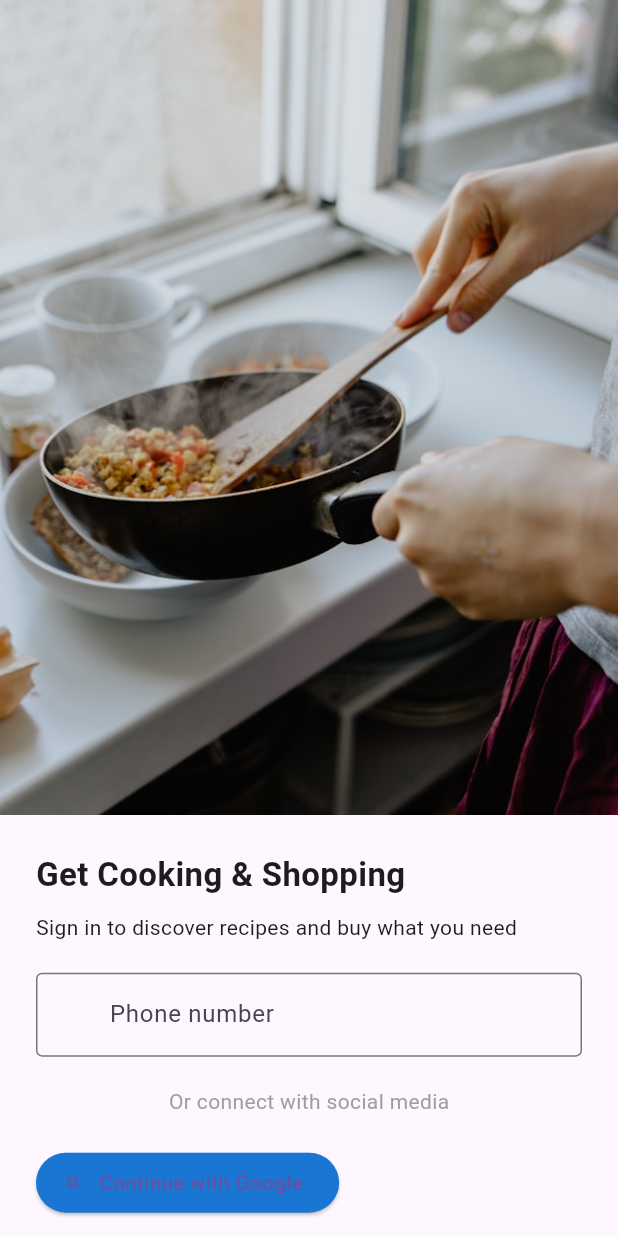
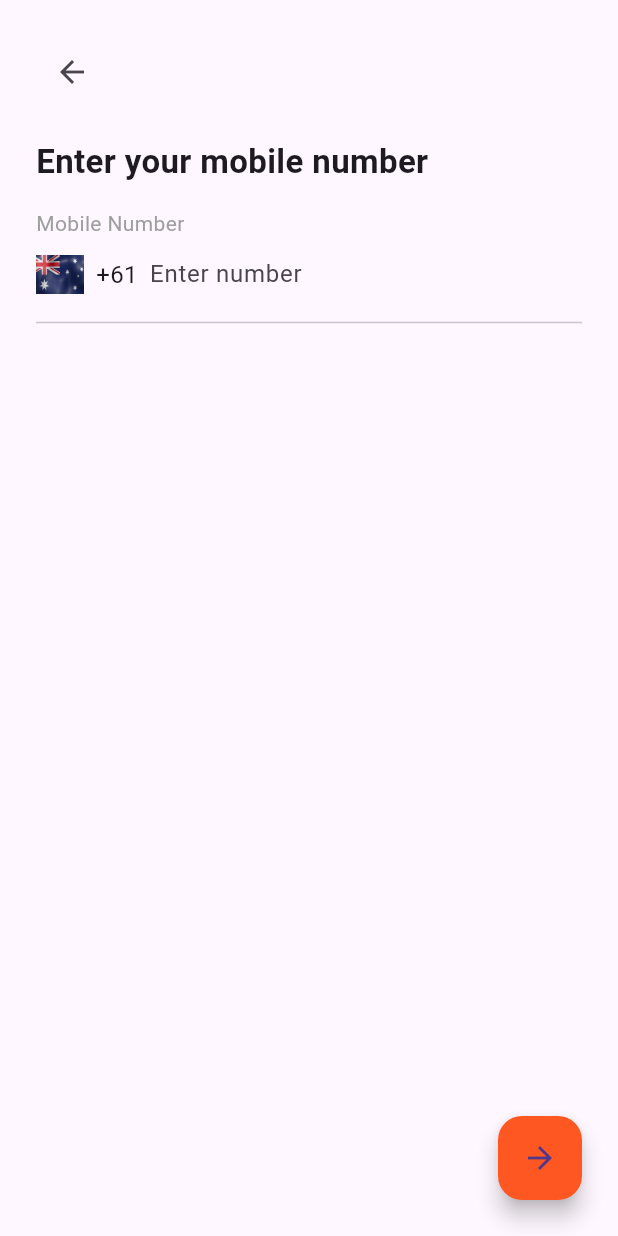
Before and after one commit to tayyabejaz/recipe_cart, a Flutter app: the SignInScreen screen opened by its route, after a tap on "Continue with Google", on a phone screen of 412 x 824 dp. Run offline on Flutter 3.47's test engine with Material 3 defaults, Android fonts, the phone set to English and light mode, and no system bars.

Commit message:
Added enter number screen

```diff
--- a/lib/routes/app_routes.dart
+++ b/lib/routes/app_routes.dart
@@ -1,4 +1,5 @@
 import 'package:flutter/material.dart';
+import 'package:recipe_cart/screens/enter_number_screen.dart';
 import '../screens/splash_screen.dart';
 import '../screens/onboarding_screen.dart';
 import '../screens/signin_screen.dart';
@@ -7,10 +8,12 @@ class AppRoutes {
   static const splash = '/';
   static const onboarding = '/onboarding';
   static const signin = '/signin';
+  static const enterNumber = '/enter-number';
 
   static final routes = {
     splash: (context) => SplashScreen(),
     onboarding: (context) => OnboardingScreen(),
     signin: (context) => SignInScreen(),
+    enterNumber: (context) => EnterNumberScreen(),
   };
 }
--- /dev/null
+++ b/lib/screens/enter_number_screen.dart
@@ -0,0 +1,68 @@
+import 'package:flutter/material.dart';
+
+class EnterNumberScreen extends StatefulWidget {
+  @override
+  _EnterNumberScreenState createState() => _EnterNumberScreenState();
+}
+
+class _EnterNumberScreenState extends State<EnterNumberScreen> {
+  final TextEditingController _controller = TextEditingController();
+
+  void _onSubmit() {
+    final phone = _controller.text.trim();
+    if (phone.isNotEmpty) {
+      // Proceed to OTP or next screen
+      print("Phone entered: $phone");
+    }
+  }
+
+  @override
+  Widget build(BuildContext context) {
+    return Scaffold(
+      body: SafeArea(
+        child: Padding(
+          padding: const EdgeInsets.all(24.0),
+          child: Column(
+            crossAxisAlignment: CrossAxisAlignment.start,
+            children: [
+              BackButton(),
+              SizedBox(height: 20),
+              Text("Enter your mobile number",
+                  style: TextStyle(fontSize: 22, fontWeight: FontWeight.bold)),
+              SizedBox(height: 16),
+              Text("Mobile Number", style: TextStyle(color: Colors.grey)),
+              Row(
+                children: [
+                  Image.asset('assets/images/au_flag.jpg', width: 32),
+                  SizedBox(width: 8),
+                  Text("+61", style: TextStyle(fontSize: 16)),
+                  SizedBox(width: 8),
+                  Expanded(
+                    child: TextField(
+                      controller: _controller,
+                      keyboardType: TextInputType.number,
+                      decoration: InputDecoration(
+                        border: InputBorder.none,
+                        hintText: "Enter number",
+                      ),
+                    ),
+                  ),
+                ],
+              ),
+              Divider(),
+              Spacer(),
+              Align(
+                alignment: Alignment.bottomRight,
+                child: FloatingActionButton(
+                  onPressed: _onSubmit,
+                  backgroundColor: Colors.deepOrange,
+                  child: Icon(Icons.arrow_forward),
+                ),
+              )
+            ],
+          ),
+        ),
+      ),
+    );
+  }
+}
--- a/lib/screens/signin_screen.dart
+++ b/lib/screens/signin_screen.dart
@@ -1,4 +1,5 @@
 import 'package:flutter/material.dart';
+import 'package:recipe_cart/routes/app_routes.dart';
 
 class SignInScreen extends StatelessWidget {
   @override
@@ -26,7 +27,7 @@ class SignInScreen extends StatelessWidget {
                 ElevatedButton.icon(
                   icon: Icon(Icons.g_mobiledata),
                   label: Text("Continue with Google"),
-                  onPressed: () {},
+                  onPressed: () => Navigator.pushNamed(context, AppRoutes.enterNumber),
                   style: ElevatedButton.styleFrom(backgroundColor: Colors.blue[700]),
                 ),
                 SizedBox(height: 10),
--- a/pubspec.yaml
+++ b/pubspec.yaml
@@ -61,6 +61,7 @@ flutter:
   assets:
      - assets/images/onboarding_image.jpg
      - assets/images/signin_image.jpg
+     - assets/images/au_flag.jpg
 
   # An image asset can refer to one or more resolution-specific "variants", see
   # https://flutter.dev/to/resolution-aware-images
```
Also changed, not shown: assets/images/au_flag.jpg (added).
